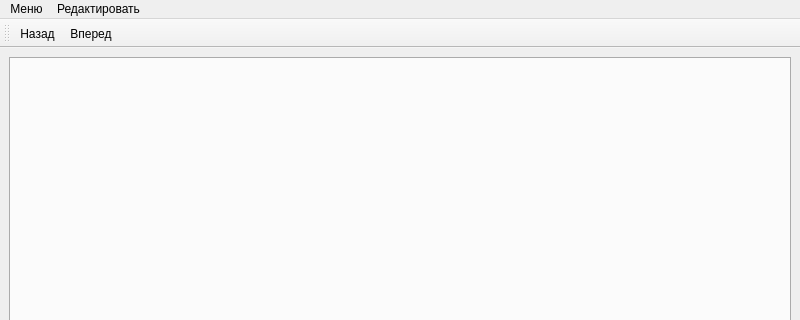
albert22o/VP5-release, file mainwindow.ui: the form before one commit; both pictures show x 0 to 800 and y 0 to 320 of the 800 by 600 pixel window.
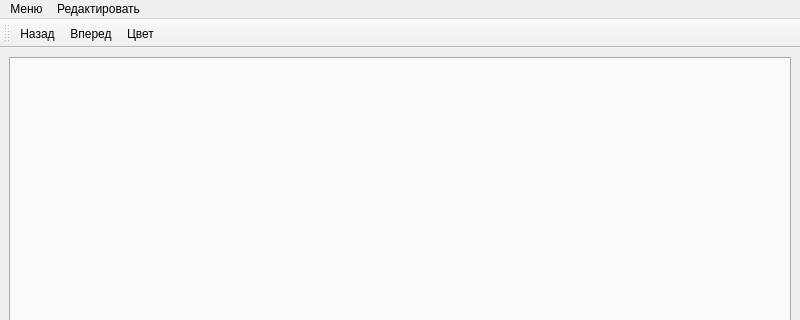
The form after the commit. Icons and pictures are not drawn.

Commit message: Добавил палитру

Diff of the .ui file:
```diff
--- a/mainwindow.ui
+++ b/mainwindow.ui
@@ -60,6 +60,7 @@
    </attribute>
    <addaction name="undo"/>
    <addaction name="redo"/>
+   <addaction name="color"/>
   </widget>
   <action name="newFile">
    <property name="icon">
@@ -123,6 +124,11 @@
     <string>Ctrl+Shift+Z</string>
    </property>
   </action>
+  <action name="color">
+   <property name="text">
+    <string>Цвет</string>
+   </property>
+  </action>
  </widget>
  <resources>
   <include location="resources.qrc"/>
```
The commit also changes 2 other files.
